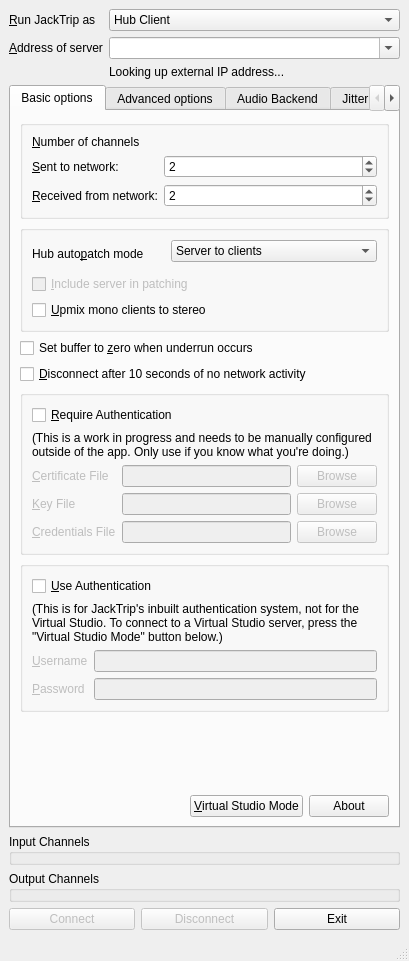
Before: the Qt Designer form src/gui/qjacktrip.ui in jacktrip/jacktrip, drawn with Qt 5.
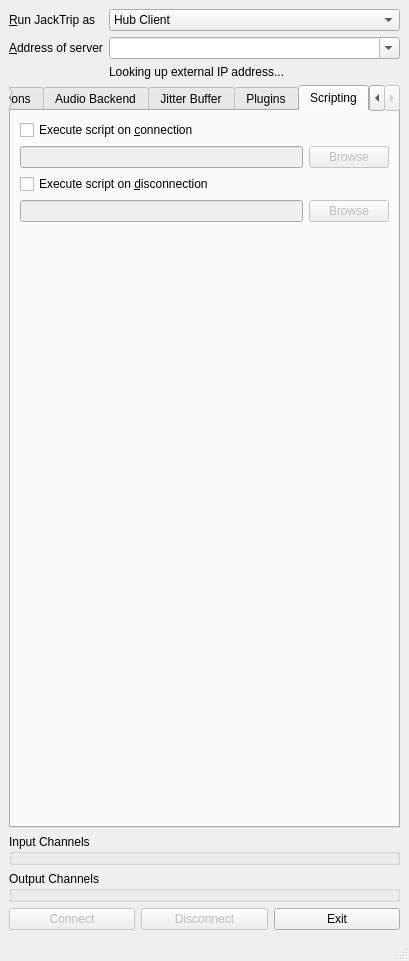
After: the same form once the commit is applied. The open tabs and pages were chosen to show the change. Icons and pictures are not drawn.

```diff
--- a/src/gui/qjacktrip.ui
+++ b/src/gui/qjacktrip.ui
@@ -1763,6 +1763,74 @@
         </item>
        </layout>
       </widget>
+      <widget class="QWidget" name="scriptingTab">
+       <attribute name="title">
+        <string>Scripting</string>
+       </attribute>
+       <layout class="QGridLayout" name="gridLayout_12">
+        <item row="1" column="0">
+         <widget class="QLineEdit" name="connectScriptEdit">
+          <property name="enabled">
+           <bool>false</bool>
+          </property>
+         </widget>
+        </item>
+        <item row="3" column="0">
+         <widget class="QLineEdit" name="disconnectScriptEdit">
+          <property name="enabled">
+           <bool>false</bool>
+          </property>
+         </widget>
+        </item>
+        <item row="4" column="0">
+         <spacer name="scriptingVerticalSpacer">
+          <property name="orientation">
+           <enum>Qt::Vertical</enum>
+          </property>
+          <property name="sizeHint" stdset="0">
+           <size>
+            <width>20</width>
+            <height>40</height>
+           </size>
+          </property>
+         </spacer>
+        </item>
+        <item row="1" column="1">
+         <widget class="QPushButton" name="connectScriptBrowse">
+          <property name="enabled">
+           <bool>false</bool>
+          </property>
+          <property name="text">
+           <string>Browse</string>
+          </property>
+         </widget>
+        </item>
+        <item row="0" column="0" colspan="2">
+         <widget class="QCheckBox" name="connectScriptCheckBox">
+          <property name="text">
+           <string>Execute script on &amp;connection</string>
+          </property>
+         </widget>
+        </item>
+        <item row="2" column="0" colspan="2">
+         <widget class="QCheckBox" name="disconnectScriptCheckBox">
+          <property name="text">
+           <string>Execute script on &amp;disconnection</string>
+          </property>
+         </widget>
+        </item>
+        <item row="3" column="1">
+         <widget class="QPushButton" name="disconnectScriptBrowse">
+          <property name="enabled">
+           <bool>false</bool>
+          </property>
+          <property name="text">
+           <string>Browse</string>
+          </property>
+         </widget>
+        </item>
+       </layout>
+      </widget>
      </widget>
     </item>
     <item row="0" column="1">
```
Left out of the diff: 6 changed lines with no effect on the pictures.
